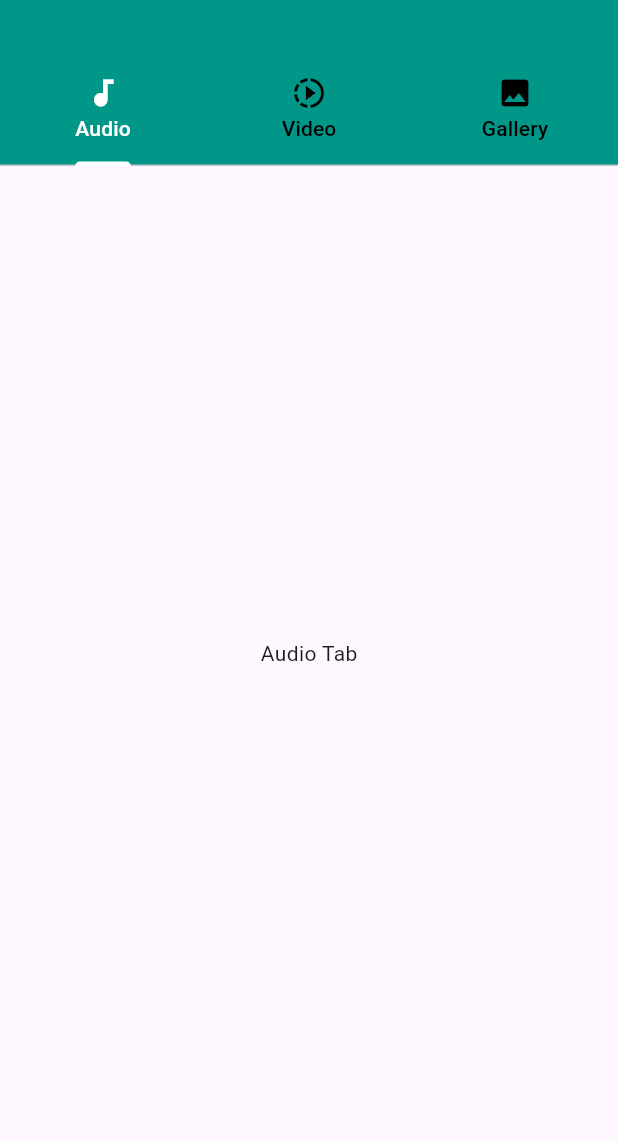
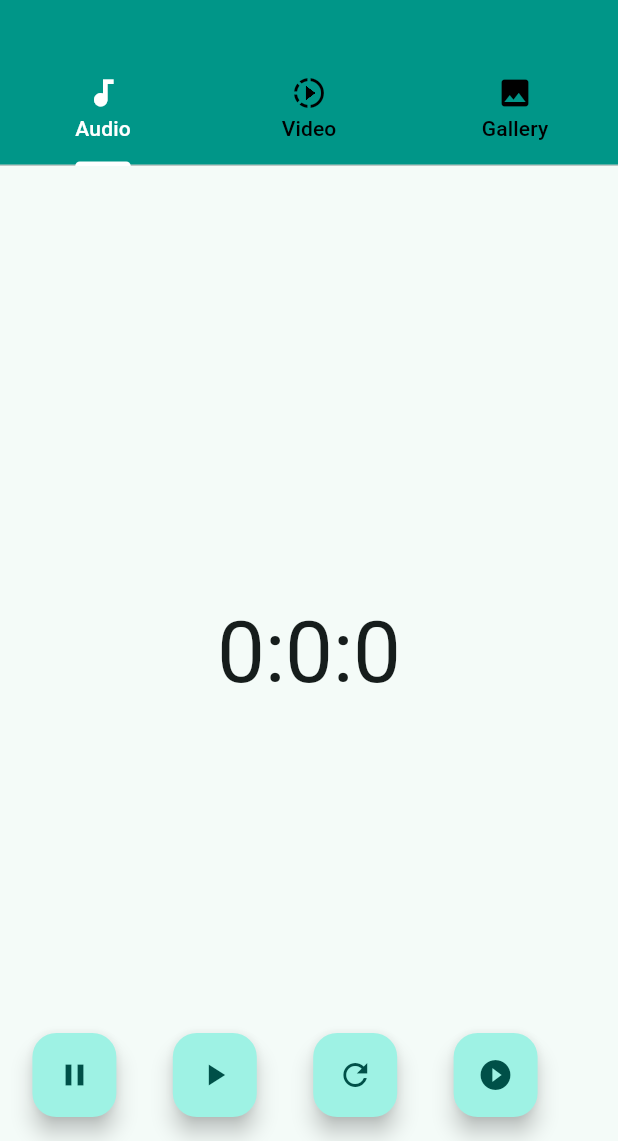
Before and after one commit to Iamgauravkanani/Media_Player_Flutter, a Flutter app: the screen it shows after launch, on a phone screen of 412 x 824 dp, the part 95-1236 px from its top. Run offline on Flutter 3.47's test engine with Material 3 defaults, Android fonts, the phone set to English and light mode, and no system bars; our stand-ins replace assets_audio_player.

Commit message:
asset audio player

```diff
--- a/lib/main.dart
+++ b/lib/main.dart
@@ -5,6 +5,7 @@ import 'modules/screens/home_screen/views/homescreen.dart';
 void main() {
   runApp(
     MaterialApp(
+      theme: ThemeData(useMaterial3: true, colorSchemeSeed: Colors.teal),
       debugShowCheckedModeBanner: false,
       routes: {
         '/': (ctx) => const HomeScreen(),
--- a/lib/modules/utils/constants/constant.dart
+++ b/lib/modules/utils/constants/constant.dart
@@ -4,7 +4,11 @@ import '../tabs/gallery/gallery.dart';
 import '../tabs/video/video.dart';
 
 class Constant {
-  static List<Widget> tab_list = const [AudioTab(), VideoTab(), GalleryTab()];
+  static List<Widget> tab_list = [
+    AudioTab(),
+    const VideoTab(),
+    const GalleryTab()
+  ];
   static Color appcolor = Colors.teal;
   static Color whiteColor = Colors.white;
   static Color blackColor = Colors.black;
--- a/lib/modules/utils/tabs/audio/audio.dart
+++ b/lib/modules/utils/tabs/audio/audio.dart
@@ -1,13 +1,64 @@
+import 'package:assets_audio_player/assets_audio_player.dart';
 import 'package:flutter/material.dart';
 
 class AudioTab extends StatelessWidget {
-  const AudioTab({super.key});
+  AudioTab({super.key});
+
+  AssetsAudioPlayer assetsAudioPlayer = AssetsAudioPlayer();
+
+  playAudio() {
+    assetsAudioPlayer.open(
+      Audio("assets/music/jay_shree_ram.mp3"),
+    );
+  }
 
   @override
   Widget build(BuildContext context) {
     return Scaffold(
-      body: Center(
-        child: Text("Audio Tab"),
+      floatingActionButton: Row(
+        mainAxisAlignment: MainAxisAlignment.spaceEvenly,
+        children: [
+          FloatingActionButton(
+            onPressed: () {
+              assetsAudioPlayer.pause();
+            },
+            child: const Icon(Icons.pause),
+          ),
+          FloatingActionButton(
+            onPressed: () {
+              assetsAudioPlayer.play();
+            },
+            child: const Icon(Icons.play_arrow),
+          ),
+          FloatingActionButton(
+            onPressed: () {
+              playAudio();
+            },
+            child: const Icon(Icons.refresh),
+          ),
+          FloatingActionButton(
+            onPressed: () {
+              assetsAudioPlayer.playOrPause();
+            },
+            child: const Icon(Icons.play_circle_fill),
+          ),
+        ],
+      ),
+      body: StreamBuilder(
+        stream: assetsAudioPlayer.currentPosition,
+        builder: (context, snapshot) {
+          return Center(
+            child: Row(
+              mainAxisAlignment: MainAxisAlignment.center,
+              children: [
+                Text(
+                  "${snapshot.data?.inMinutes}:${snapshot.data?.inSeconds}:${snapshot.data?.inMilliseconds}",
+                  style: Theme.of(context).textTheme.displayLarge,
+                ),
+              ],
+            ),
+          );
+        },
       ),
     );
   }
--- a/pubspec.yaml
+++ b/pubspec.yaml
@@ -35,6 +35,7 @@ dependencies:
   # The following adds the Cupertino Icons font to your application.
   # Use with the CupertinoIcons class for iOS style icons.
   cupertino_icons: ^1.0.2
+  assets_audio_player: ^3.1.1
 
 dev_dependencies:
   flutter_test:
@@ -59,8 +60,8 @@ flutter:
   uses-material-design: true
 
   # To add assets to your application, add an assets section, like this:
-  # assets:
-  #   - images/a_dot_burr.jpeg
+  assets:
+    - assets/music/
   #   - images/a_dot_ham.jpeg
 
   # An image asset can refer to one or more resolution-specific "variants", see
```
Also changed, not shown: pubspec.lock, 9 other files.
